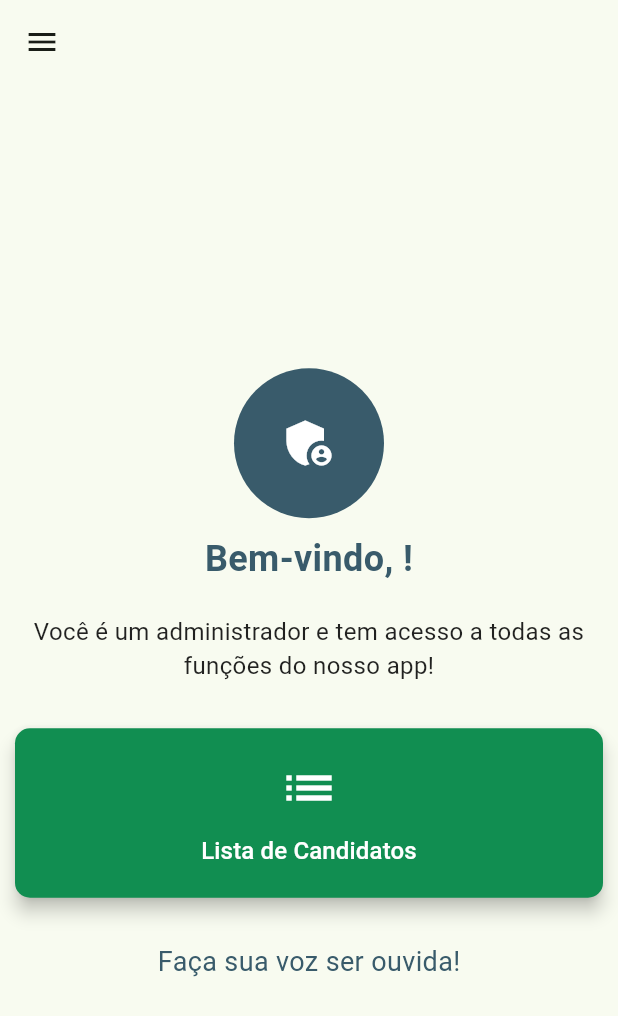
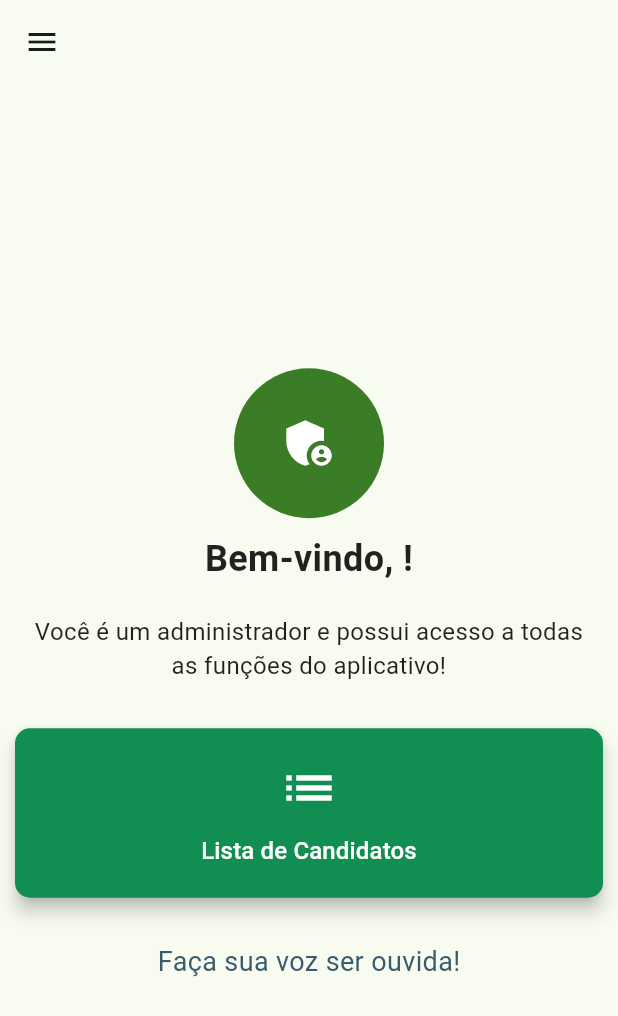
Before and after one commit to pedrovictormotasilva/votacaoapli, a Flutter app: the PaginaPrincipal screen opened directly with empty values, on a phone screen of 412 x 824 dp. Shown: the top 1016 px of the screen. Run offline on Flutter 3.47's test engine with Material 3 defaults, Android fonts, the light colour scheme and no system bars.

Commit message:
apk beta 2.2

```diff
--- a/lib/pages/pesquisador/home_screen.dart
+++ b/lib/pages/pesquisador/home_screen.dart
@@ -116,9 +116,9 @@ class PaginaPrincipal extends StatelessWidget {
               SizedBox(height: 20),
               CircleAvatar(
                 radius: 50,
-                backgroundColor: Color(0xFF395B6B),
+                backgroundColor: Color(0xFF3B7D26),
                 child: Icon(
-                  roleID == 1 ? Icons.assignment : Icons.admin_panel_settings,
+                  roleID == 1 ? Icons.assignment_add : Icons.admin_panel_settings,
                   size: 40,
                   color: Colors.white,
                 ),
@@ -129,7 +129,7 @@ class PaginaPrincipal extends StatelessWidget {
                 style: TextStyle(
                   fontSize: 24,
                   fontWeight: FontWeight.bold,
-                  color: Color(0xFF395B6B),
+                  color: Colors.black87,
                 ),
                 textAlign: TextAlign.center,
               ),
@@ -139,7 +139,7 @@ class PaginaPrincipal extends StatelessWidget {
                 child: Text(
                   roleID == 1
                       ? "Você é um pesquisador cadastrado no município de $cidade."
-                      : "Você é um administrador e tem acesso a todas as funções do nosso app!",
+                      : "Você é um administrador e possui acesso a todas as funções do aplicativo!",
                   style: TextStyle(
                     fontSize: 16,
                     color: Colors.black87,
```
